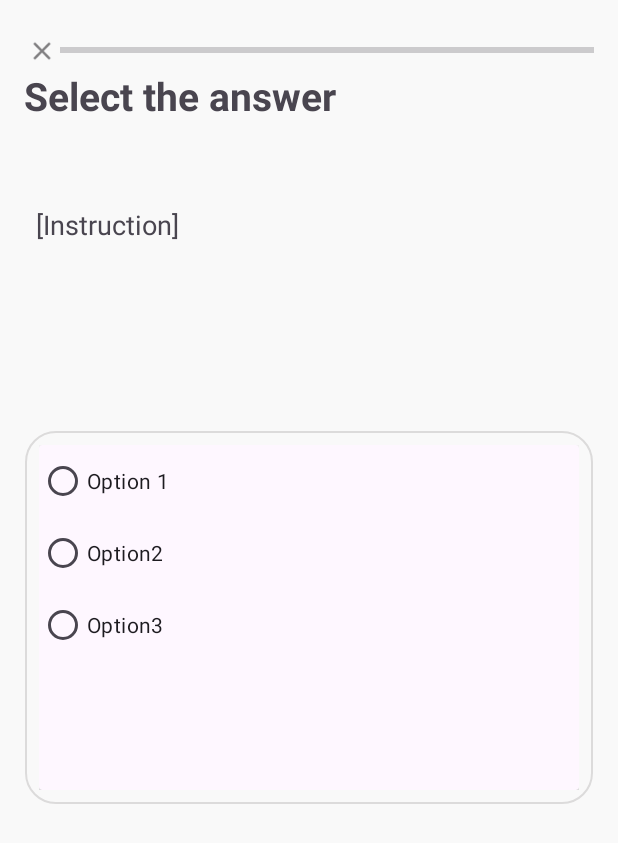
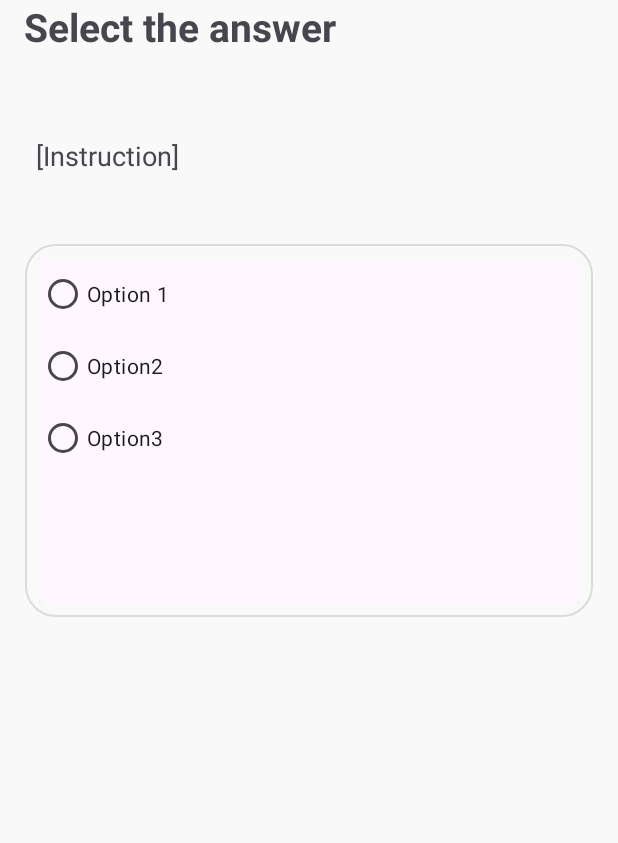
Before and after one commit to kyb3rcipher/ASISTEM, an Android app: the layout exercise_options.xml on its own in the app's theme, with its tools: preview values and no code run, on a phone screen of 412 x 824 dp. Shown: the top 843 px of the screen. Run offline under Robolectric (Android 15) with nearby library versions, the phone set to English and light mode, and no system bars.

Commit message:
ActivityFracturesCourse layout created (base) Exercises updated to new layout

```diff
--- a/app/src/main/res/layout/exercise_options.xml
+++ b/app/src/main/res/layout/exercise_options.xml
@@ -1,48 +1,18 @@
 <?xml version="1.0" encoding="utf-8"?>
-<RelativeLayout xmlns:android="http://schemas.android.com/apk/res/android"
+<LinearLayout xmlns:android="http://schemas.android.com/apk/res/android"
     xmlns:app="http://schemas.android.com/apk/res-auto"
     xmlns:tools="http://schemas.android.com/tools"
     android:layout_width="match_parent"
     android:layout_height="match_parent"
-    android:orientation="vertical"
-    android:padding="16dp">
-
-    <RelativeLayout
-        android:id="@+id/layout_progress_bar"
-        android:layout_width="match_parent"
-        android:layout_height="20dp"
-        android:layout_marginTop="8dp"
-        android:layout_marginBottom="8dp">
-
-        <ImageView
-            android:id="@+id/close_button"
-            android:layout_width="wrap_content"
-            android:layout_height="wrap_content"
-            android:layout_alignParentTop="true"
-            android:clickable="true"
-            android:contentDescription="Close button"
-            android:src="@drawable/ic_close"
-            app:tint="#7F7E80"
-            tools:ignore="TouchTargetSizeCheck" />
-
-        <ProgressBar
-            android:id="@+id/progress_bar"
-            style="?android:attr/progressBarStyleHorizontal"
-            android:layout_width="match_parent"
-            android:layout_height="wrap_content"
-            android:layout_centerVertical="true"
-            android:layout_toEndOf="@+id/close_button"
-            android:maxHeight="10dip"
-            android:minHeight="10dip" />
-
-    </RelativeLayout>
+    android:orientation="vertical" >
 
     <LinearLayout
         android:layout_width="match_parent"
-        android:layout_height="match_parent"
-        android:layout_marginTop="30dp"
+        android:layout_height="wrap_content"
         android:layout_marginBottom="30dp"
-        android:orientation="vertical">
+        android:orientation="vertical"
+        android:paddingLeft="16dp"
+        android:paddingRight="16dp">
 
         <TextView
             android:id="@+id/title"
@@ -63,13 +33,16 @@
 
     </LinearLayout>
 
+    <RelativeLayout
+        android:layout_width="match_parent"
+        android:layout_height="match_parent"
+        android:padding="16dp" >
+
         <FrameLayout
             android:layout_width="match_parent"
             android:layout_height="250dp"
-        android:layout_centerVertical="true"
             android:background="@drawable/word_border"
-        android:backgroundTint="@null"
-        android:gravity="center|center_vertical">
+            android:backgroundTint="@null">
 
             <androidx.cardview.widget.CardView
                 android:layout_width="match_parent"
@@ -100,5 +73,6 @@
                 </RadioGroup>
             </androidx.cardview.widget.CardView>
         </FrameLayout>
+    </RelativeLayout>
 
-</RelativeLayout>
+</LinearLayout>
```
Also changed, not shown: app/src/main/res/layout/activity_fractures_course.xml (+50 -2 lines), app/src/main/res/layout/exercise_read.xml (+11 -37 lines), app/src/main/res/layout/exercise_select.xml (+13 -38 lines), app/src/main/res/layout/exercise_write_answer.xml (+13 -38 lines). Lines whose indentation alone changed are shown as unchanged.
